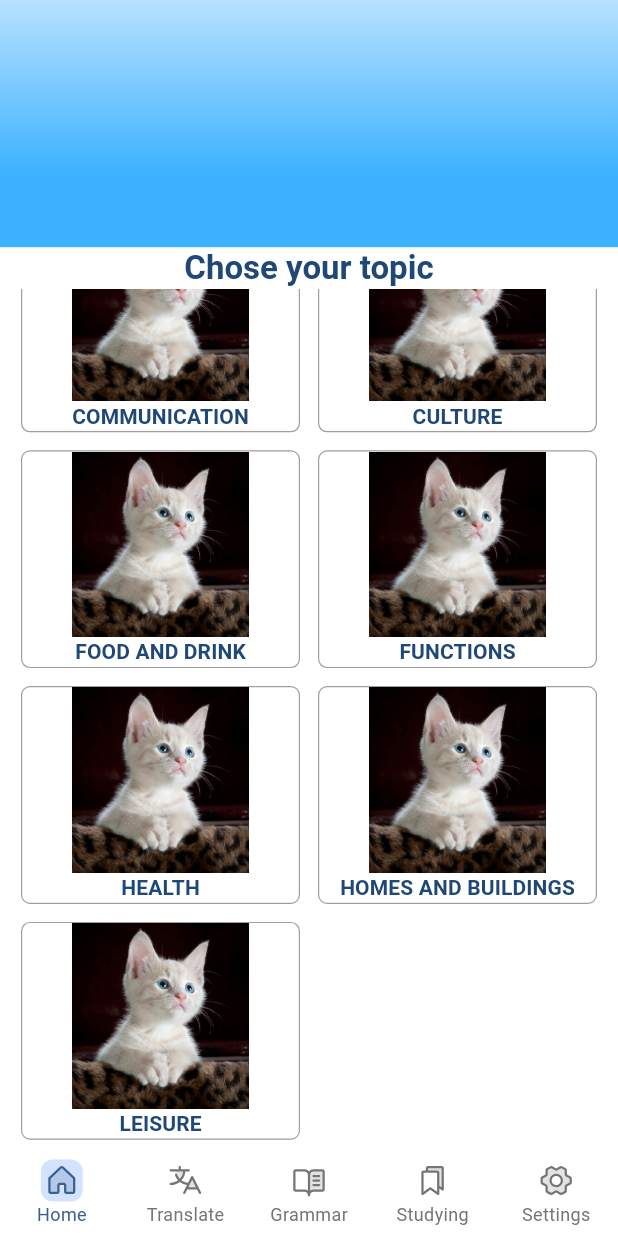
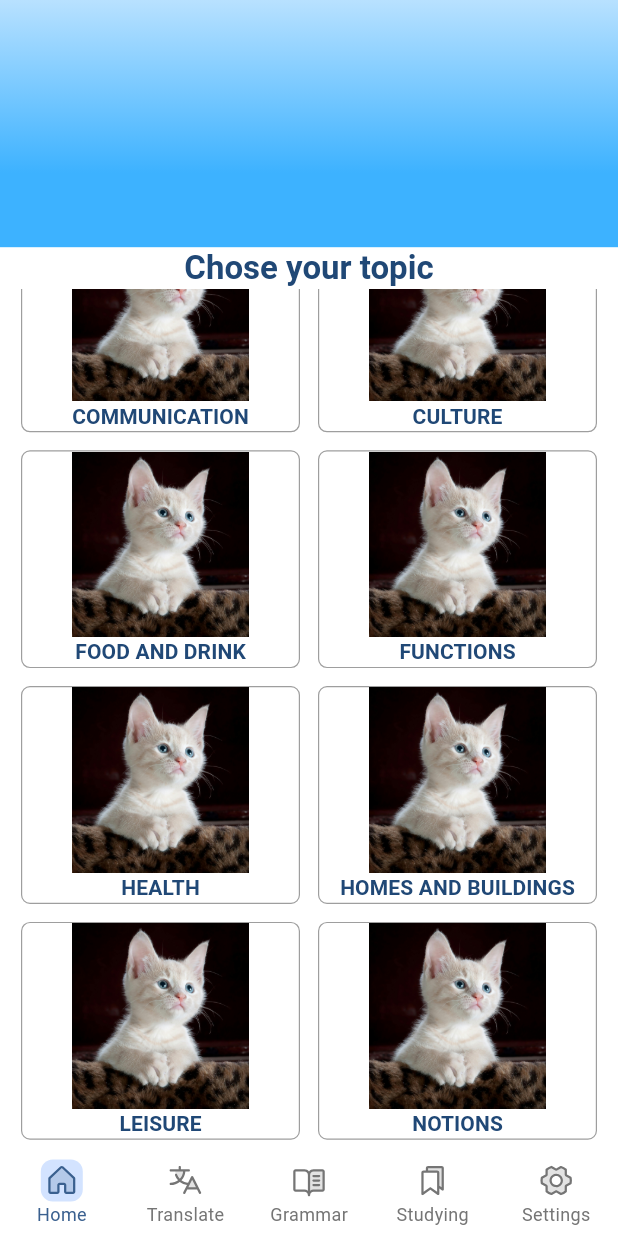
Before and after one commit to QDuyPhan/easy_english, a Flutter app: the screen it shows after launch, scrolled down 215 dp, on a phone screen of 412 x 824 dp. Run offline on Flutter 3.47's test engine with Material 3 defaults, Android fonts, the phone set to English and light mode, and no system bars; our stand-ins replace bloc, dartz, equatable, flutter_bloc, flutter_native_splash, flutter_svg and 7 more; missing offline and left inert: auto_mappr_annotation; accounts and stored records are empty; statements that could not run were skipped; project files that could hold a hidden picture were left out.

Commit message:
feat: Integrate audio playback for phonetics and update UI
- Added `AudioPlayerModule` to provide `AudioPlayer` instance for audio playback.
- Integrated audio playback functionality into `Phonetic` widget using `just_audio`.
- Swapped US and UK flag assignments in `WordCard` and `WordCardDetail`.
- Removed `SafeArea` from `VocabularyScreen`, `VocabularyDetailScreen`, `HomeScreen`, and `BasePage` to allow content to extend to screen edges.
- Adjusted `HomeNavigation` to include `SafeArea`.
- Updated `AndroidManifest.xml` to include necessary permissions for internet access, notifications, boot completion, exact alarms, AD ID, and billing. Added `usesCleartextTraffic="true"`.
- Added new topic 'notions' to `Assets.listTopic`.
- Removed example code for loading 'animals' topic in `TopicRepositoryImpl`.
- Configured `SystemChrome` in `main.dart` to enable edge-to-edge display and set status bar style.

```diff
--- a/lib/core/utils/assets.dart
+++ b/lib/core/utils/assets.dart
@@ -35,6 +35,12 @@ class Assets {
     ],
     'homes_and_buildings': ['buildings', 'gardens', 'houses_and_homes'],
     'leisure': ['games_and_toys', 'hobbies', 'shopping'],
+    'notions': [
+      'change_cause_and_effect',
+      'danger',
+      'difficulty_and_failure',
+      'success',
+    ],
   };
 
   static const String fontsSFProDisplayBlack =
--- a/lib/data/repositories/topic_repository_impl.dart
+++ b/lib/data/repositories/topic_repository_impl.dart
@@ -47,12 +47,6 @@ class TopicRepositoryImpl implements TopicRepository {
           );
         }
       });
-      // Load animals topic as an example
-      // final List<Word> animalsTopic = await _assetsData.readFromJsonTopic(
-      //   'animals',
-      //   'animals',
-      // );
-      // await _localData.saveTopic('animals', 'animals', animalsTopic);
     } catch (e) {
       app_config.printLog('e', 'Failed to init data: $e');
       throw Exception('Failed to init data: $e');
--- a/lib/presentation/features/home/screen/home_screen.dart
+++ b/lib/presentation/features/home/screen/home_screen.dart
@@ -18,8 +18,7 @@ class _HomeScreenState extends State<HomeScreen> {
     final textTheme = Theme.of(context).textTheme;
     final height = MediaQuery.of(context).size.height;
     return Scaffold(
-      body: SafeArea(
-        child: Column(
+      body: Column(
         children: [
           Container(
             height: height * 0.2,
@@ -46,17 +45,12 @@ class _HomeScreenState extends State<HomeScreen> {
                   child: MasonryGridView.count(
                     crossAxisCount: 2,
                     mainAxisSpacing: 12,
-                      padding: EdgeInsets.symmetric(
-                        horizontal: 14,
-                        vertical: 8,
-                      ),
+                    padding: EdgeInsets.symmetric(horizontal: 14, vertical: 8),
                     crossAxisSpacing: 12,
                     physics: BouncingScrollPhysics(),
                     itemCount: Assets.listTopic.length,
                     itemBuilder: (context, index) {
-                        final entry = Assets.listTopic.entries.elementAt(
-                          index,
-                        );
+                      final entry = Assets.listTopic.entries.elementAt(index);
                       return TopicBox(topicEntry: entry);
                     },
                   ),
@@ -69,7 +63,6 @@ class _HomeScreenState extends State<HomeScreen> {
           // }),
         ],
       ),
-      ),
     );
   }
 }
--- a/lib/presentation/features/home/widgets/home_navigation.dart
+++ b/lib/presentation/features/home/widgets/home_navigation.dart
@@ -52,10 +52,12 @@ class _HomeNavigationState extends State<HomeNavigation> {
     final selectedColor = colorScheme.primary;
     final unselectedColor = Colors.grey[600]!;
     return Scaffold(
-      body: Stack(
-        children: [
-          Column(children: [Flexible(child: widget.navigationShell)]),
-        ],
+      body: SafeArea(
+        child: Stack(
+          children: [
+            Column(children: [Flexible(child: widget.navigationShell)]),
+          ],
+        ),
       ),
       // Hiển thị nội dung của tab hiện tại
       bottomNavigationBar: Theme(
--- a/lib/presentation/features/vocabulary/screen/vocabulary_detail_screen.dart
+++ b/lib/presentation/features/vocabulary/screen/vocabulary_detail_screen.dart
@@ -16,8 +16,7 @@ class VocabularyDetailScreen extends StatelessWidget {
     final height = MediaQuery.of(context).size.height;
     final colorScheme = Theme.of(context).colorScheme;
     final textTheme = Theme.of(context).textTheme;
-    return SafeArea(
-      child: Scaffold(
+    return Scaffold(
       body: Column(
         children: [
           CustomAppbar(
@@ -89,7 +88,6 @@ class VocabularyDetailScreen extends StatelessWidget {
           ),
         ],
       ),
-      ),
     );
   }
 }
--- a/lib/presentation/features/vocabulary/screen/vocabulary_screen.dart
+++ b/lib/presentation/features/vocabulary/screen/vocabulary_screen.dart
@@ -37,8 +37,7 @@ class _VocabularyScreenState extends State<VocabularyScreen> {
             //   return Center(child: Text(state.message));
             // }
             if (state is VocabularyLoaded) {
-              return SafeArea(
-                child: Column(
+              return Column(
                 children: [
                   CustomAppbar(
                     title: 'Vocabulary',
@@ -60,7 +59,6 @@ class _VocabularyScreenState extends State<VocabularyScreen> {
                     ),
                   ),
                 ],
-                ),
               );
             }
             return const Center(child: CircularProgressIndicator());
--- a/lib/presentation/features/vocabulary/widgets/word_card.dart
+++ b/lib/presentation/features/vocabulary/widgets/word_card.dart
@@ -75,14 +75,14 @@ class WordCard extends StatelessWidget {
                     phonetic: word.phonetic,
                     phoneticText: word.phoneticText,
                     backgroundColor: AppColor.primary60,
-                    flag: 'US',
+                    flag: 'UK',
                   ),
                   SizedBox(width: 10),
                   Phonetic(
                     phonetic: word.phoneticAm,
                     phoneticText: word.phoneticAmText,
                     backgroundColor: AppColor.primary60,
-                    flag: 'UK',
+                    flag: 'US',
                   ),
                 ],
               ),
--- a/lib/presentation/features/vocabulary/widgets/word_card_detail.dart
+++ b/lib/presentation/features/vocabulary/widgets/word_card_detail.dart
@@ -68,7 +68,7 @@ class WordCardDetail extends StatelessWidget {
               Row(
                 crossAxisAlignment: CrossAxisAlignment.end,
                 children: [
-                  SvgPicture.asset(Assets.svgFlagUS, height: 24),
+                  SvgPicture.asset(Assets.svgFlagUK, height: 24),
                   SizedBox(width: 10),
                   Phonetic(
                     phonetic: word.phonetic,
@@ -81,7 +81,7 @@ class WordCardDetail extends StatelessWidget {
               Row(
                 crossAxisAlignment: CrossAxisAlignment.end,
                 children: [
-                  SvgPicture.asset(Assets.svgFlagUK, height: 24),
+                  SvgPicture.asset(Assets.svgFlagUS, height: 24),
                   SizedBox(width: 10),
                   Phonetic(
                     phonetic: word.phoneticAm,
```
Also changed, not shown: lib/core/audio/audio_player_provider.dart (added, +11 -0 lines), lib/core/utils/widgets/base_page.dart (+5 -7 lines), lib/main.dart (+10 -0 lines), lib/presentation/features/vocabulary/widgets/phonetic.dart (+13 -1 lines), lib/di/injector.config.dart, 1 other file. Lines whose indentation alone changed are shown as unchanged.
